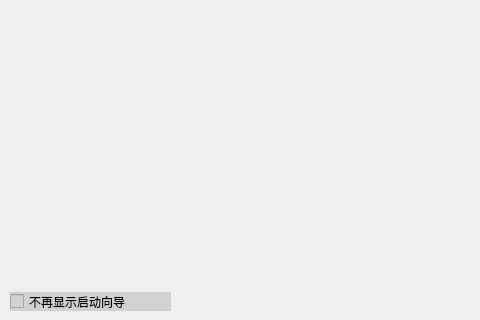
Qt form Forms/guidedialog.ui (elexenon/Cell) before a commit; both pictures show x 0 to 480 and y 213 to 533 of the 776 by 533 pixel window.
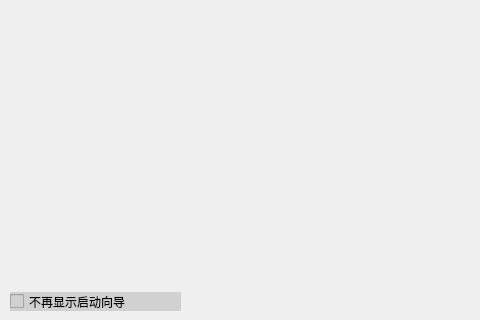
The same form after that commit. Icons and pictures are not drawn.

What changed in the file:
```diff
--- a/Forms/guidedialog.ui
+++ b/Forms/guidedialog.ui
@@ -34,7 +34,7 @@
     <rect>
      <x>10</x>
      <y>505</y>
-     <width>161</width>
+     <width>171</width>
      <height>19</height>
     </rect>
    </property>
```
